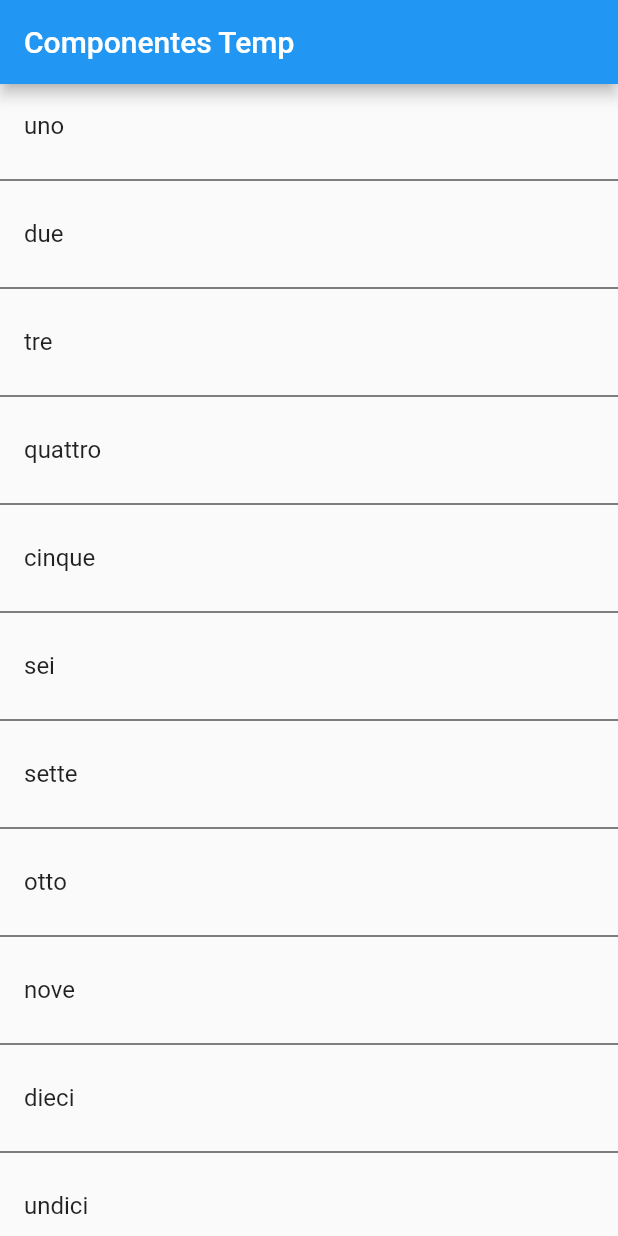
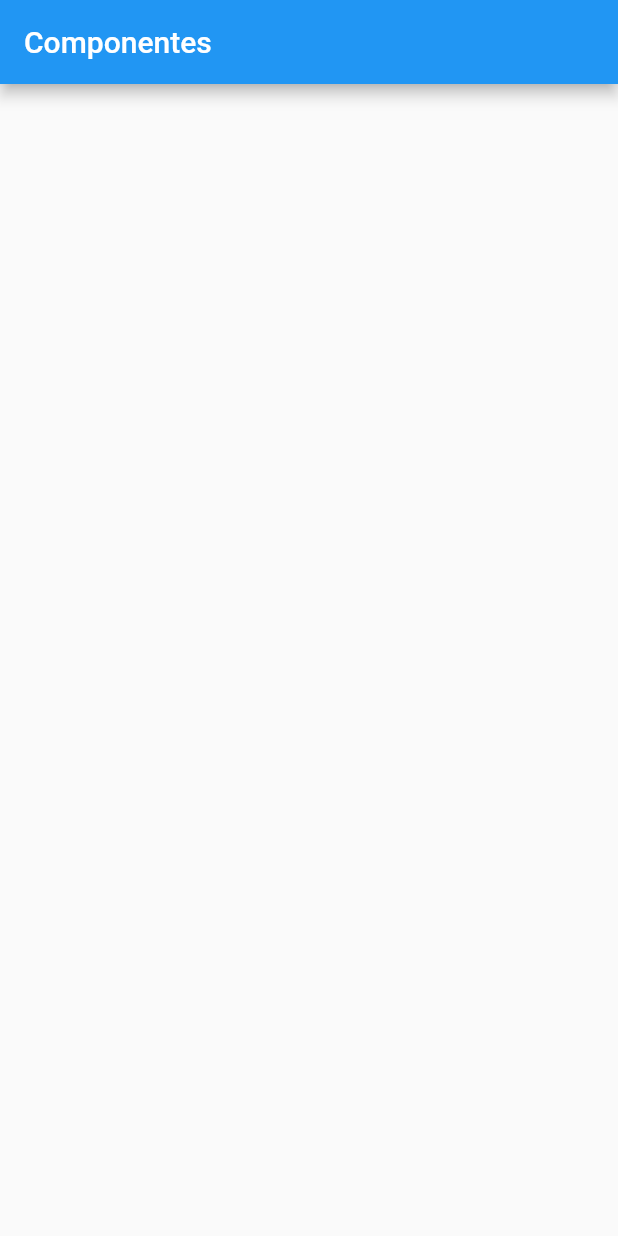
Before and after one commit to lrangelc/fluttercomponentes, a Flutter app: the screen it shows after launch, on a phone screen of 412 x 824 dp. Run offline on Flutter 3.47's test engine with Material 2 defaults, Android fonts, the phone set to English and light mode, and no system bars.

Commit message:
cambios varios

```diff
--- a/lib/main.dart
+++ b/lib/main.dart
@@ -1,6 +1,8 @@
+
 import 'package:flutter/material.dart';
 
-import 'package:componentes/src/pages/home_temp.dart';
+import 'package:componentes/src/pages/home_page.dart';
+// import 'package:componentes/src/pages/home_temp.dart';
 
 void main() => runApp(MyApp());
 
@@ -10,7 +12,7 @@ class MyApp extends StatelessWidget {
     return MaterialApp(
       title: 'Componentes',
       debugShowCheckedModeBanner: false,
-      home: HomePageTemp(),
+      home: HomePage(),
     );
   }
 }
--- /dev/null
+++ b/lib/src/pages/home_page.dart
@@ -0,0 +1,21 @@
+import 'package:flutter/material.dart';
+
+class HomePage extends StatelessWidget {
+  const HomePage({Key key}) : super(key: key);
+
+  @override
+  Widget build(BuildContext context) {
+    return Container(
+      child: Scaffold(
+        appBar: AppBar(
+          title: Text('Componentes'),
+        ),
+        body: _lista(),
+      ),
+    );
+  }
+
+  Widget _lista() {
+    return ListView();
+  }
+}
--- a/lib/src/pages/home_temp.dart
+++ b/lib/src/pages/home_temp.dart
@@ -35,6 +35,10 @@ class HomePageTemp extends StatelessWidget {
     for (var item in opciones) {
       final tempWidget = ListTile(
         title: Text('$item'),
+        subtitle: Text('Cualquier cosa'),
+        leading: Icon(Icons.add_a_photo),
+        trailing: Icon(Icons.add_call),
+        onTap: () {},
       );
 
       lista
```
